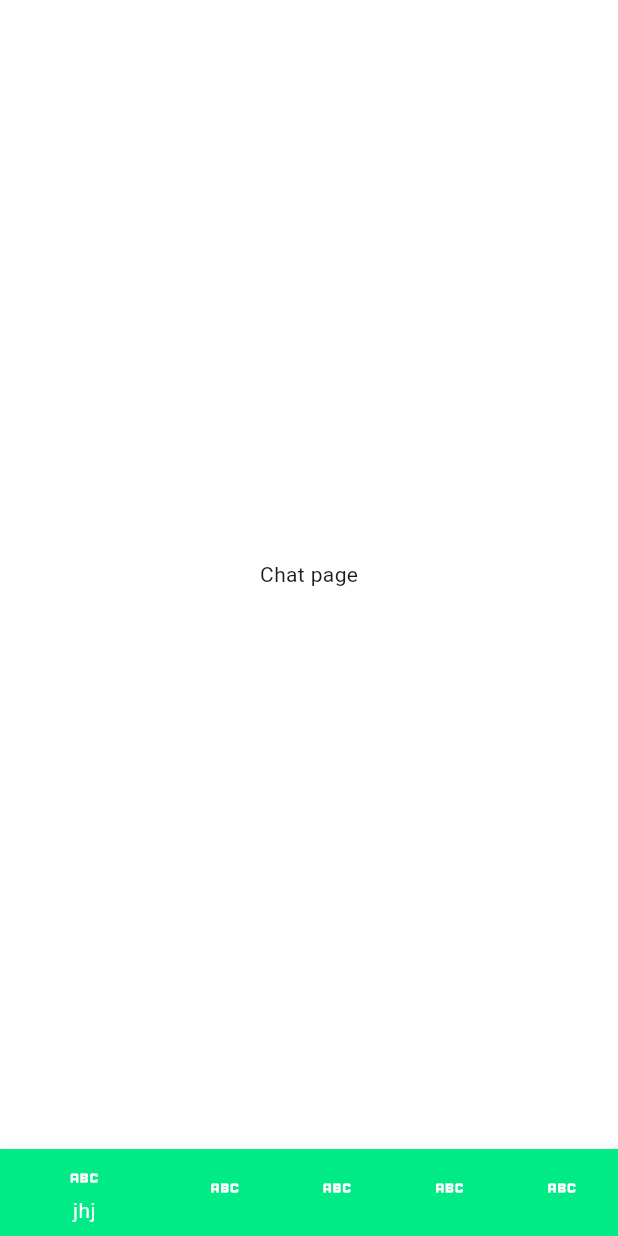
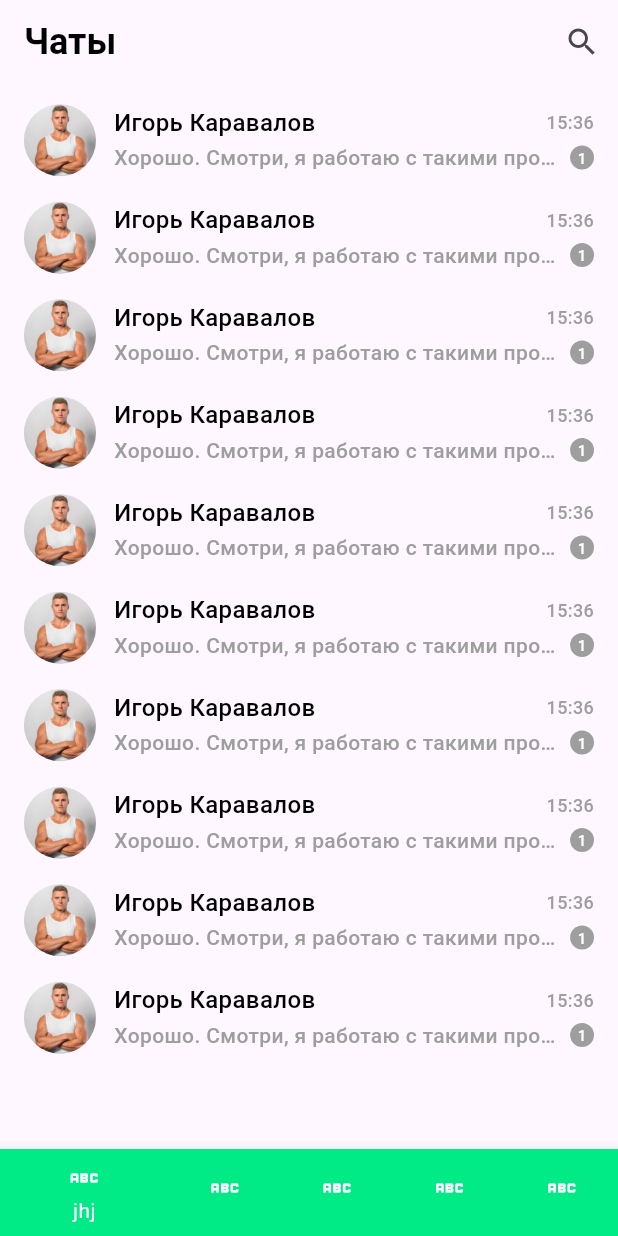
Before and after one commit to Ipilot7/goal_fit, a Flutter app: the screen it shows after launch, item 4 of the bottom bar chosen, on a phone screen of 412 x 824 dp. Run offline on Flutter 3.47's test engine with Material 3 defaults, Android fonts, the light colour scheme and no system bars; our stand-ins replace auto_size_text, dartz, device_info_plus, dio, easy_localization, equatable and 5 more; Roboto replaces fonts that are missing (OpenSans).

Commit message:
all chats is added

```diff
--- a/lib/common/fontstyle.dart
+++ b/lib/common/fontstyle.dart
@@ -33,6 +33,30 @@ class AppTextStyles {
   static final semiBold12 = TextStyle(
     fontSize: 12,
     fontWeight: FontWeight.w600,
+    color: AppColors.black,
+    fontFamily: AppFontFamilies.opensans,
+  );
+  static final regular10 = TextStyle(
+    fontSize: 10,
+    fontWeight: FontWeight.w500,
+    color: AppColors.black,
+    fontFamily: AppFontFamilies.opensans,
+  );
+  static final regular12 = TextStyle(
+    fontSize: 12,
+    fontWeight: FontWeight.w500,
+    color: AppColors.black,
+    fontFamily: AppFontFamilies.opensans,
+  );
+  static final regular16 = TextStyle(
+    fontSize: 16,
+    fontWeight: FontWeight.w500,
+    color: AppColors.black,
+    fontFamily: AppFontFamilies.opensans,
+  );
+  static final regular14 = TextStyle(
+    fontSize: 14,
+    fontWeight: FontWeight.w500,
     color: AppColors.black,
     fontFamily: AppFontFamilies.opensans,
   );
--- a/lib/common/routes.dart
+++ b/lib/common/routes.dart
@@ -1,7 +1,8 @@
 import 'package:flutter/material.dart';
 import 'package:go_router/go_router.dart';
 import 'package:goal_fit/features/catalog.dart';
-import 'package:goal_fit/features/chat.dart';
+import 'package:goal_fit/features/chat/chat.dart';
+import 'package:goal_fit/features/chat/user_chat.dart';
 import 'package:goal_fit/features/home/home.dart';
 import 'package:goal_fit/features/login/presentation/pages/login.dart';
 import 'package:goal_fit/features/login/presentation/pages/splash.dart';
@@ -22,6 +23,7 @@ class Routes {
 
   static String get profilePage => '/profilePage';
   static String get loginPage => '/loginPage';
+  static String get userChatPage => '/userChatPage';
 }
 
 final GlobalKey<NavigatorState> rootNavigatorKey =
@@ -47,6 +49,14 @@ class AppRoutes {
         path: Routes.loginPage,
         builder: (BuildContext context, GoRouterState state) {
           return const LoginPage();
+        },
+      ),
+      GoRoute(
+        parentNavigatorKey: rootNavigatorKey,
+        path: Routes.userChatPage,
+        pageBuilder: (BuildContext context, GoRouterState state) {
+          return buildPageWithDefaultTransition<void>(
+              context: context, state: state, child: const UserChatPage());
         },
       ),
       StatefulShellRoute.indexedStack(
--- a/lib/features/chat.dart
+++ /dev/null
@@ -1,12 +0,0 @@
-import 'package:flutter/material.dart';
-
-class ChatPage extends StatelessWidget {
-  const ChatPage({super.key});
-
-  @override
-  Widget build(BuildContext context) {
-    return const Center(
-      child: Text("Chat page"),
-    );
-  }
-}
--- /dev/null
+++ b/lib/features/chat/chat.dart
@@ -0,0 +1,88 @@
+import 'package:flutter/material.dart';
+import 'package:go_router/go_router.dart';
+import 'package:goal_fit/common/all_contants.dart';
+import 'package:goal_fit/common/extentions.dart';
+import 'package:goal_fit/common/routes.dart';
+
+class ChatPage extends StatelessWidget {
+  const ChatPage({super.key});
+
+  @override
+  Widget build(BuildContext context) {
+    return Scaffold(
+      appBar: AppBar(
+        title: const Text("Чаты"),
+        titleTextStyle: AppTextStyles.bold24,
+        actions: [IconButton(onPressed: () {}, icon: const Icon(Icons.search))],
+      ),
+      body: ListView.separated(
+          padding: const EdgeInsets.symmetric(vertical: 8, horizontal: 16),
+          itemBuilder: (_, index) => InkWell(
+                onTap: () {
+                  context.push(Routes.userChatPage);
+                },
+                child: Padding(
+                  padding: const EdgeInsets.symmetric(vertical: 5.5),
+                  child: Row(
+                    children: [
+                      CircleAvatar(
+                        backgroundImage: AssetImage(Assets.images.trainer),
+                        radius: 24,
+                      ),
+                      12.w,
+                      Expanded(
+                        child: Column(
+                          children: [
+                            Row(
+                              mainAxisAlignment: MainAxisAlignment.spaceBetween,
+                              children: [
+                                Text(
+                                  "Игорь Каравалов",
+                                  style: AppTextStyles.regular16,
+                                ),
+                                Text(
+                                  "15:36",
+                                  style: AppTextStyles.regular12
+                                      .copyWith(color: AppColors.grey),
+                                )
+                              ],
+                            ),
+                            Row(
+                              mainAxisAlignment: MainAxisAlignment.spaceBetween,
+                              children: [
+                                Flexible(
+                                  child: Text(
+                                    "Хорошо. Смотри, я работаю с такими проблемами, но необходимо понимать сколько времени ты готов уделять для достижения результата.",
+                                    overflow: TextOverflow.ellipsis,
+                                    style: AppTextStyles.regular14
+                                        .copyWith(color: AppColors.grey),
+                                  ),
+                                ),
+                                8.w,
+                                Container(
+                                  padding: const EdgeInsets.all(5),
+                                  decoration: BoxDecoration(
+                                      color: AppColors.grey,
+                                      shape: BoxShape.circle),
+                                  child: Text(
+                                    "1",
+                                    style: AppTextStyles.regular10
+                                        .copyWith(color: AppColors.white),
+                                  ),
+                                )
+                              ],
+                            )
+                          ],
+                        ),
+                      ),
+                    ],
+                  ),
+                ),
+              ),
+          separatorBuilder: (_, index) => const SizedBox(
+                height: 6,
+              ),
+          itemCount: 10),
+    );
+  }
+}
--- a/lib/main.dart
+++ b/lib/main.dart
@@ -1,8 +1,6 @@
 import 'package:easy_localization/easy_localization.dart';
 import 'package:flutter/material.dart';
 import 'package:flutter/services.dart';
-import 'package:goal_fit/common/app_color.dart';
-import 'package:goal_fit/common/fontstyle.dart';
 import 'package:goal_fit/common/routes.dart';
 import 'package:goal_fit/di/di.dart' as sl;
 
@@ -60,15 +58,6 @@ class _MyAppState extends State<MyApp> {
       localizationsDelegates: context.localizationDelegates,
       supportedLocales: context.supportedLocales,
       locale: context.locale,
-      theme: ThemeData(
-        appBarTheme: AppBarTheme(
-            elevation: 0,
-            centerTitle: true,
-            iconTheme: IconThemeData(color: AppColors.white),
-            titleTextStyle:
-                AppTextStyles.normal16.copyWith(color: AppColors.white)),
-        scaffoldBackgroundColor: AppColors.white,
-      ),
       title: 'skladum',
       debugShowCheckedModeBanner: false,
       themeMode: ThemeMode.light,
```
Also changed, not shown: lib/common/assets.dart (+1 -22 lines), lib/common/extentions.dart (added, +56 -0 lines), lib/features/chat/user_chat.dart (added, +26 -0 lines), assets/images/trainer.png (added).
